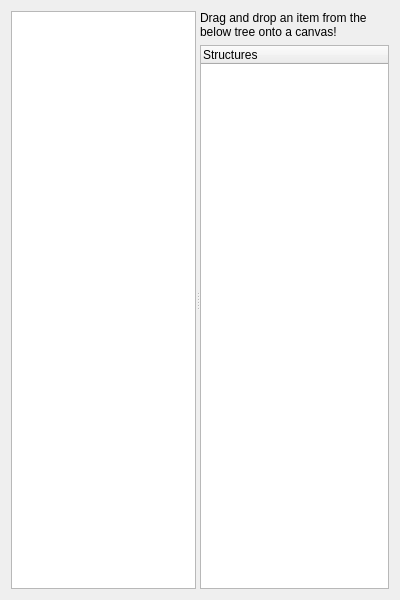
Old version of the form UI/glitch-structures.ui in the repository textbrowser/glitch.
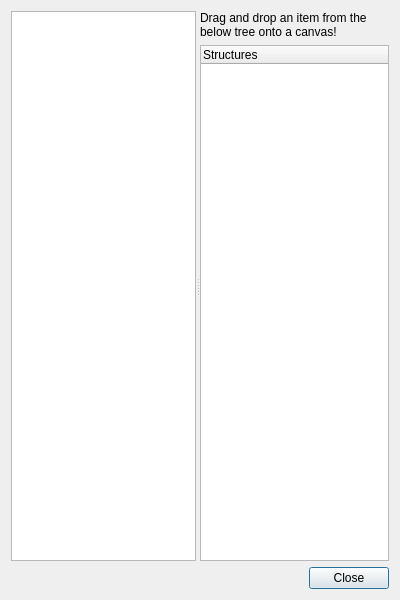
New version of the form. Icons and pictures are not drawn. Custom widgets are drawn as their Qt base class.

Commit message: Close buttons. Set canvas settings.

Diff of the .ui file:
```diff
--- a/UI/glitch-structures.ui
+++ b/UI/glitch-structures.ui
@@ -80,6 +80,30 @@
      </widget>
     </widget>
    </item>
+   <item>
+    <layout class="QHBoxLayout" name="horizontalLayout">
+     <item>
+      <spacer name="horizontalSpacer">
+       <property name="orientation">
+        <enum>Qt::Horizontal</enum>
+       </property>
+       <property name="sizeHint" stdset="0">
+        <size>
+         <width>40</width>
+         <height>20</height>
+        </size>
+       </property>
+      </spacer>
+     </item>
+     <item>
+      <widget class="QPushButton" name="close">
+       <property name="text">
+        <string>Close</string>
+       </property>
+      </widget>
+     </item>
+    </layout>
+   </item>
   </layout>
  </widget>
  <customwidgets>
```
The commit also changes 5 other files.
